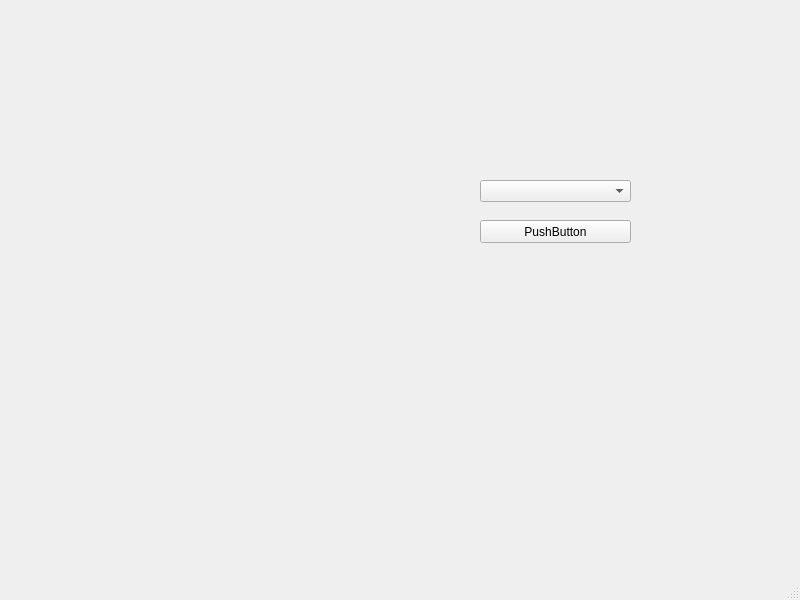
Above: mainwindow.ui from lnwin/GZ_SerialPort_Test before the change. Below: the same form after it.
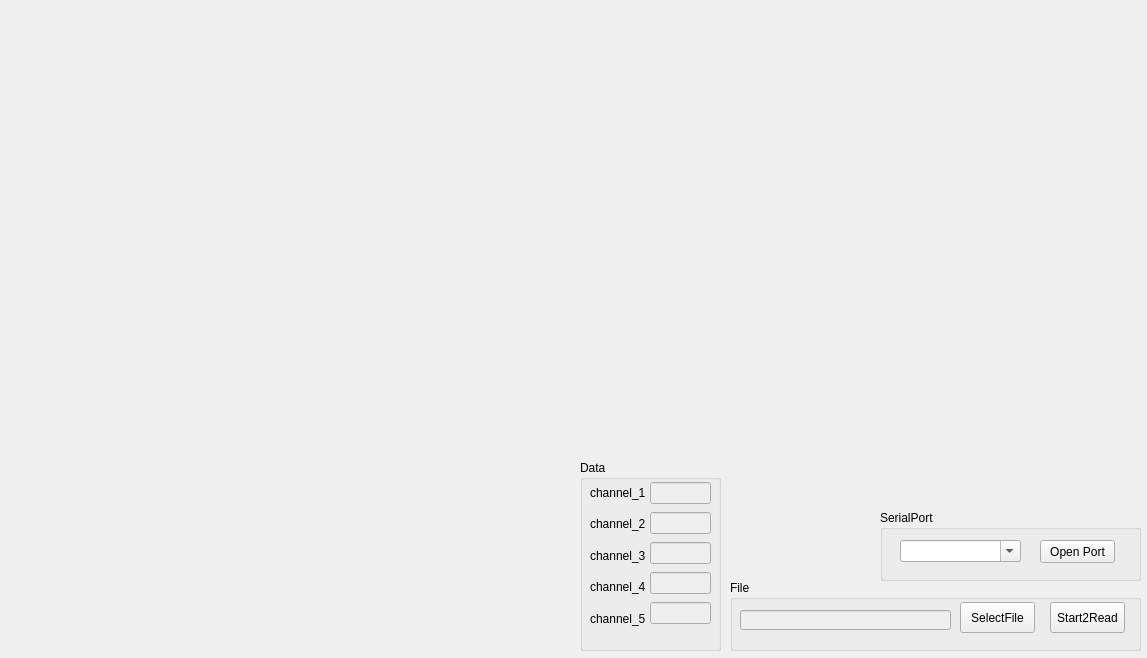
That is the form after the change.

Patch:
```diff
--- a/mainwindow.ui
+++ b/mainwindow.ui
@@ -6,49 +6,268 @@
    <rect>
     <x>0</x>
     <y>0</y>
-    <width>800</width>
-    <height>600</height>
+    <width>1147</width>
+    <height>658</height>
    </rect>
   </property>
   <property name="windowTitle">
    <string>MainWindow</string>
   </property>
   <widget class="QWidget" name="centralwidget">
-   <widget class="QPushButton" name="pushButton">
+   <widget class="QGroupBox" name="tool">
     <property name="geometry">
      <rect>
-      <x>480</x>
-      <y>220</y>
-      <width>151</width>
-      <height>23</height>
+      <x>880</x>
+      <y>510</y>
+      <width>261</width>
+      <height>71</height>
      </rect>
     </property>
-    <property name="text">
-     <string>PushButton</string>
+    <property name="title">
+     <string>SerialPort</string>
     </property>
+    <widget class="QComboBox" name="comboBox">
+     <property name="geometry">
+      <rect>
+       <x>20</x>
+       <y>30</y>
+       <width>121</width>
+       <height>22</height>
+      </rect>
+     </property>
+     <property name="editable">
+      <bool>true</bool>
+     </property>
+    </widget>
+    <widget class="QPushButton" name="SerialButton">
+     <property name="geometry">
+      <rect>
+       <x>160</x>
+       <y>30</y>
+       <width>75</width>
+       <height>23</height>
+      </rect>
+     </property>
+     <property name="text">
+      <string>Open Port</string>
+     </property>
+    </widget>
    </widget>
-   <widget class="QComboBox" name="comboBox">
+   <widget class="QGroupBox" name="groupBox">
     <property name="geometry">
      <rect>
-      <x>480</x>
-      <y>180</y>
-      <width>151</width>
-      <height>22</height>
+      <x>730</x>
+      <y>580</y>
+      <width>411</width>
+      <height>71</height>
      </rect>
     </property>
+    <property name="title">
+     <string>File</string>
+    </property>
+    <widget class="QLineEdit" name="lineEdit">
+     <property name="enabled">
+      <bool>false</bool>
+     </property>
+     <property name="geometry">
+      <rect>
+       <x>10</x>
+       <y>30</y>
+       <width>211</width>
+       <height>20</height>
+      </rect>
+     </property>
+    </widget>
+    <widget class="QPushButton" name="SelectFileButton">
+     <property name="geometry">
+      <rect>
+       <x>230</x>
+       <y>22</y>
+       <width>75</width>
+       <height>31</height>
+      </rect>
+     </property>
+     <property name="text">
+      <string>SelectFile</string>
+     </property>
+    </widget>
+    <widget class="QPushButton" name="FileReadButton">
+     <property name="geometry">
+      <rect>
+       <x>320</x>
+       <y>22</y>
+       <width>75</width>
+       <height>31</height>
+      </rect>
+     </property>
+     <property name="text">
+      <string>Start2Read</string>
+     </property>
+    </widget>
    </widget>
+   <widget class="QWidget" name="verticalLayoutWidget">
+    <property name="geometry">
+     <rect>
+      <x>0</x>
+      <y>10</y>
+      <width>551</width>
+      <height>221</height>
+     </rect>
+    </property>
+    <layout class="QVBoxLayout" name="verticalLayout"/>
+   </widget>
+   <widget class="QWidget" name="verticalLayoutWidget_2">
+    <property name="geometry">
+     <rect>
+      <x>0</x>
+      <y>240</y>
+      <width>551</width>
+      <height>201</height>
+     </rect>
+    </property>
+    <layout class="QVBoxLayout" name="verticalLayout_2"/>
+   </widget>
+   <widget class="QWidget" name="verticalLayoutWidget_3">
+    <property name="geometry">
+     <rect>
+      <x>0</x>
+      <y>450</y>
+      <width>551</width>
+      <height>201</height>
+     </rect>
+    </property>
+    <layout class="QVBoxLayout" name="verticalLayout_3"/>
+   </widget>
+   <widget class="QWidget" name="verticalLayoutWidget_4">
+    <property name="geometry">
+     <rect>
+      <x>580</x>
+      <y>10</y>
+      <width>561</width>
+      <height>221</height>
+     </rect>
+    </property>
+    <layout class="QVBoxLayout" name="verticalLayout_4"/>
+   </widget>
+   <widget class="QWidget" name="verticalLayoutWidget_5">
+    <property name="geometry">
+     <rect>
+      <x>580</x>
+      <y>240</y>
+      <width>561</width>
+      <height>201</height>
+     </rect>
+    </property>
+    <layout class="QVBoxLayout" name="verticalLayout_5"/>
+   </widget>
+   <widget class="QGroupBox" name="groupBox_2">
+    <property name="geometry">
+     <rect>
+      <x>580</x>
+      <y>460</y>
+      <width>141</width>
+      <height>191</height>
+     </rect>
+    </property>
+    <property name="title">
+     <string>Data</string>
+    </property>
+    <widget class="QWidget" name="layoutWidget">
+     <property name="geometry">
+      <rect>
+       <x>10</x>
+       <y>20</y>
+       <width>56</width>
+       <height>151</height>
+      </rect>
+     </property>
+     <layout class="QVBoxLayout" name="verticalLayout_6">
+      <item>
+       <widget class="QLabel" name="sds">
+        <property name="text">
+         <string>channel_1</string>
+        </property>
+       </widget>
+      </item>
+      <item>
+       <widget class="QLabel" name="label_2">
+        <property name="text">
+         <string>channel_2</string>
+        </property>
+       </widget>
+      </item>
+      <item>
+       <widget class="QLabel" name="label_3">
+        <property name="text">
+         <string>channel_3</string>
+        </property>
+       </widget>
+      </item>
+      <item>
+       <widget class="QLabel" name="label_4">
+        <property name="text">
+         <string>channel_4</string>
+        </property>
+       </widget>
+      </item>
+      <item>
+       <widget class="QLabel" name="label_5">
+        <property name="text">
+         <string>channel_5</string>
+        </property>
+       </widget>
+      </item>
+     </layout>
+    </widget>
+    <widget class="QWidget" name="layoutWidget">
+     <property name="geometry">
+      <rect>
+       <x>70</x>
+       <y>20</y>
+       <width>61</width>
+       <height>151</height>
+      </rect>
+     </property>
+     <layout class="QVBoxLayout" name="verticalLayout_7">
+      <item>
+       <widget class="QLineEdit" name="channel_1">
+        <property name="enabled">
+         <bool>false</bool>
+        </property>
+       </widget>
+      </item>
+      <item>
+       <widget class="QLineEdit" name="channel_2">
+        <property name="enabled">
+         <bool>false</bool>
+        </property>
+       </widget>
+      </item>
+      <item>
+       <widget class="QLineEdit" name="channel_3">
+        <property name="enabled">
+         <bool>false</bool>
+        </property>
+       </widget>
+      </item>
+      <item>
+       <widget class="QLineEdit" name="channel_4">
+        <property name="enabled">
+         <bool>false</bool>
+        </property>
+       </widget>
+      </item>
+      <item>
+       <widget class="QLineEdit" name="channel_5">
+        <property name="enabled">
+         <bool>false</bool>
+        </property>
+       </widget>
+      </item>
+     </layout>
+    </widget>
+   </widget>
   </widget>
-  <widget class="QMenuBar" name="menubar">
-   <property name="geometry">
-    <rect>
-     <x>0</x>
-     <y>0</y>
-     <width>800</width>
-     <height>23</height>
-    </rect>
-   </property>
-  </widget>
-  <widget class="QStatusBar" name="statusbar"/>
  </widget>
  <resources/>
  <connections/>
```
